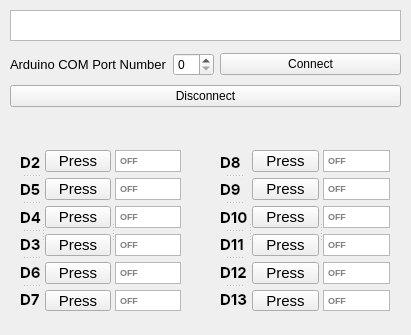
Old version of the form v3/bulb.ui in the repository ktauchathuranga/Arduino-Bulb-Control-GUI.
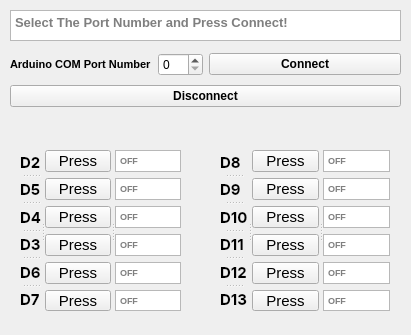
New version of the form. Icons and pictures are not drawn.

Commit message: new update all 13 pin supported GUI, INO updated

```diff
--- a/v3/bulb.ui
+++ b/v3/bulb.ui
@@ -12,8 +12,14 @@
   </property>
   <property name="minimumSize">
    <size>
-    <width>300</width>
-    <height>300</height>
+    <width>411</width>
+    <height>335</height>
+   </size>
+  </property>
+  <property name="maximumSize">
+   <size>
+    <width>411</width>
+    <height>335</height>
    </size>
   </property>
   <property name="windowTitle">
@@ -38,15 +44,37 @@
      <height>31</height>
     </rect>
    </property>
+   <property name="font">
+    <font>
+     <pointsize>10</pointsize>
+     <weight>75</weight>
+     <bold>true</bold>
+    </font>
+   </property>
    <property name="cursor" stdset="0">
     <cursorShape>ForbiddenCursor</cursorShape>
    </property>
    <property name="whatsThis">
     <string/>
    </property>
+   <property name="autoFillBackground">
+    <bool>false</bool>
+   </property>
+   <property name="styleSheet">
+    <string notr="true">text-align:center;</string>
+   </property>
    <property name="frameShape">
     <enum>QFrame::StyledPanel</enum>
    </property>
+   <property name="frameShadow">
+    <enum>QFrame::Plain</enum>
+   </property>
+   <property name="lineWrapMode">
+    <enum>QTextEdit::WidgetWidth</enum>
+   </property>
+   <property name="placeholderText">
+    <string>Select The Port Number and Press Connect!</string>
+   </property>
   </widget>
   <widget class="QWidget" name="layoutWidget">
    <property name="geometry">
@@ -66,7 +94,9 @@
          <widget class="QLabel" name="label_2">
           <property name="font">
            <font>
-            <pointsize>10</pointsize>
+            <pointsize>8</pointsize>
+            <weight>75</weight>
+            <bold>true</bold>
            </font>
           </property>
           <property name="text">
@@ -81,6 +111,12 @@
       </item>
       <item>
        <widget class="QPushButton" name="pButtonC">
+        <property name="font">
+         <font>
+          <weight>75</weight>
+          <bold>true</bold>
+         </font>
+        </property>
         <property name="text">
          <string>Connect</string>
         </property>
@@ -90,6 +126,12 @@
     </item>
     <item>
      <widget class="QPushButton" name="pButtonD">
+      <property name="font">
+       <font>
+        <weight>75</weight>
+        <bold>true</bold>
+       </font>
+      </property>
       <property name="text">
        <string>Disconnect</string>
       </property>
```
The commit also changes 1 other file.
